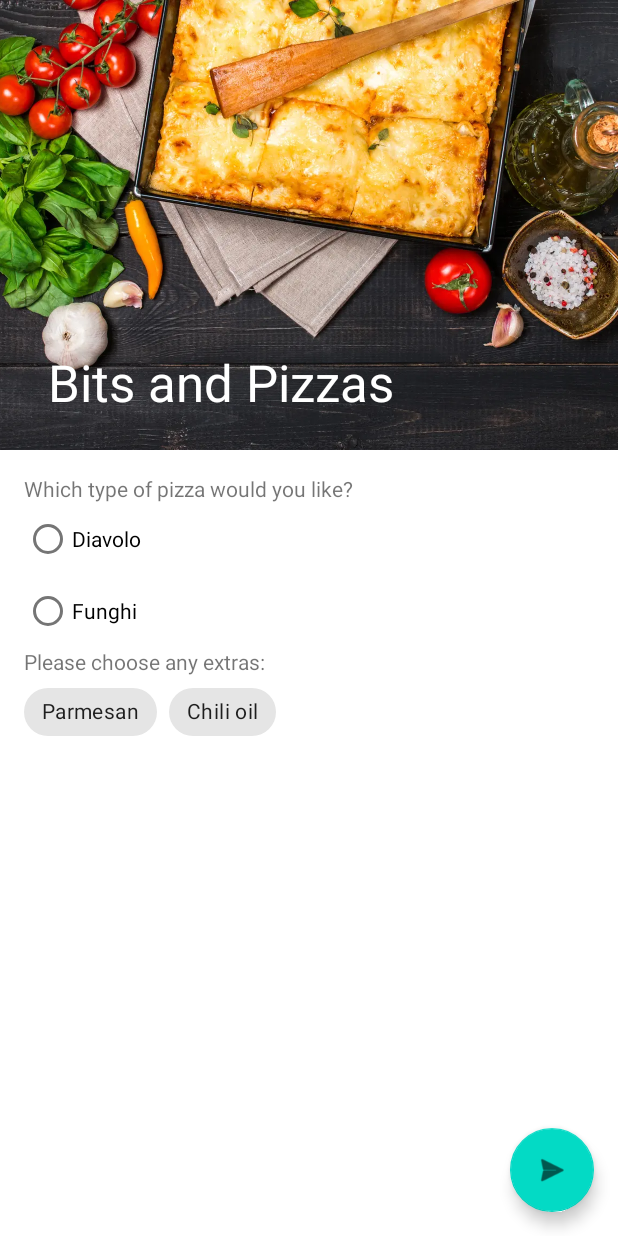
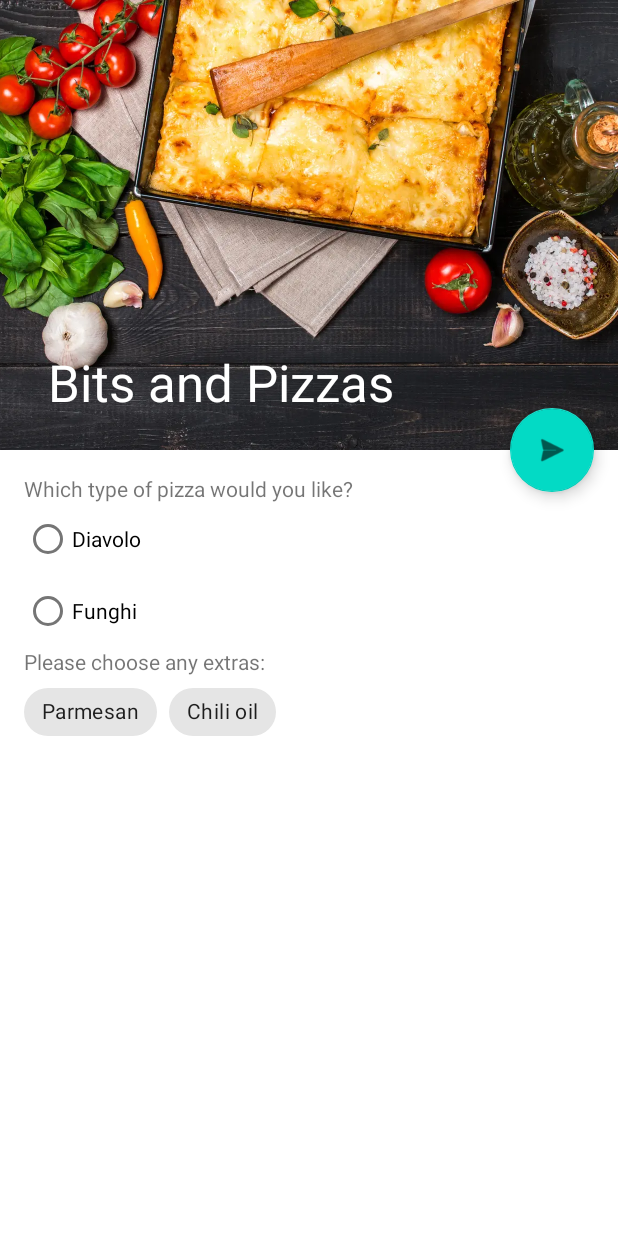
Before and after one commit to a0916105/BitsandPizzas_Head_First_ch10, an Android app: the screen it shows after launch (MainActivity), on a phone screen of 412 x 824 dp. Run offline under Robolectric (Android 15) with nearby library versions, the phone set to English and light mode, and no system bars.

Commit message:
FloatingActionButton的layout_anchor

```diff
--- a/app/src/main/res/layout/fragment_order.xml
+++ b/app/src/main/res/layout/fragment_order.xml
@@ -12,6 +12,7 @@
         android:theme="@style/ThemeOverlay.MaterialComponents.Dark.ActionBar">
 
         <com.google.android.material.appbar.CollapsingToolbarLayout
+            android:id="@+id/collapsing_toolbar"
             android:layout_width="match_parent"
             android:layout_height="300dp"
             app:layout_scrollFlags="scroll|exitUntilCollapsed"
@@ -97,7 +98,8 @@
         android:id="@+id/fab"
         android:layout_width="wrap_content"
         android:layout_height="wrap_content"
-        android:layout_gravity="bottom|end"
+        app:layout_anchor="@id/collapsing_toolbar"
+        app:layout_anchorGravity="bottom|end"
         android:layout_margin="16dp"
         android:src="@android:drawable/ic_menu_send" />
 
```
